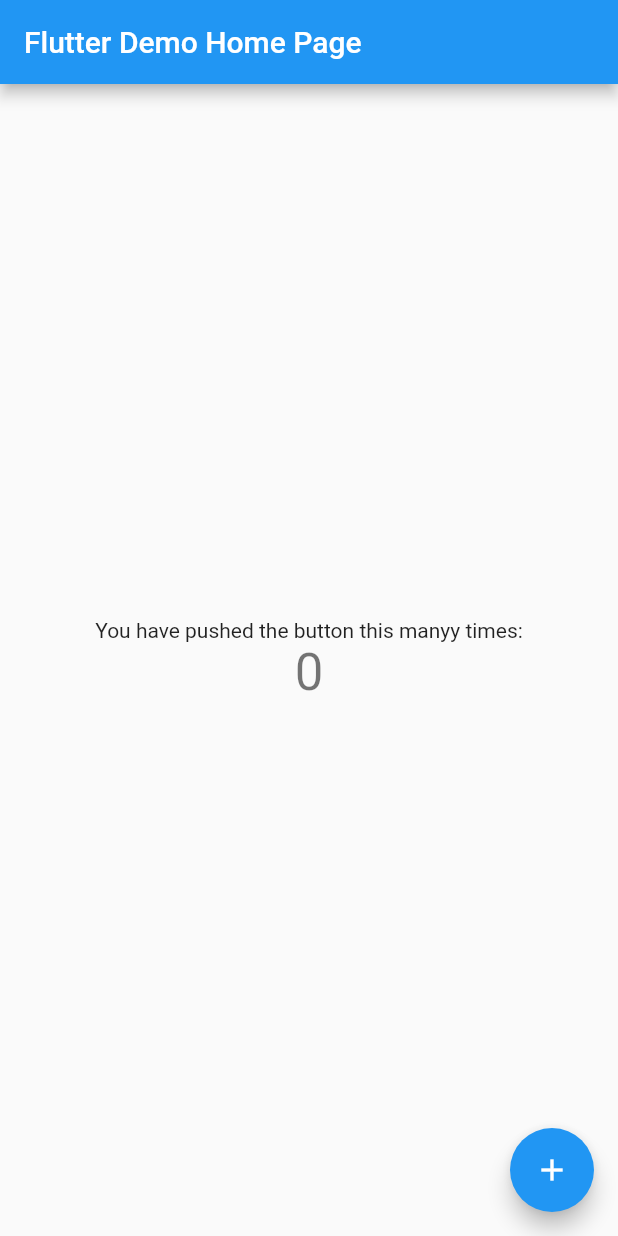
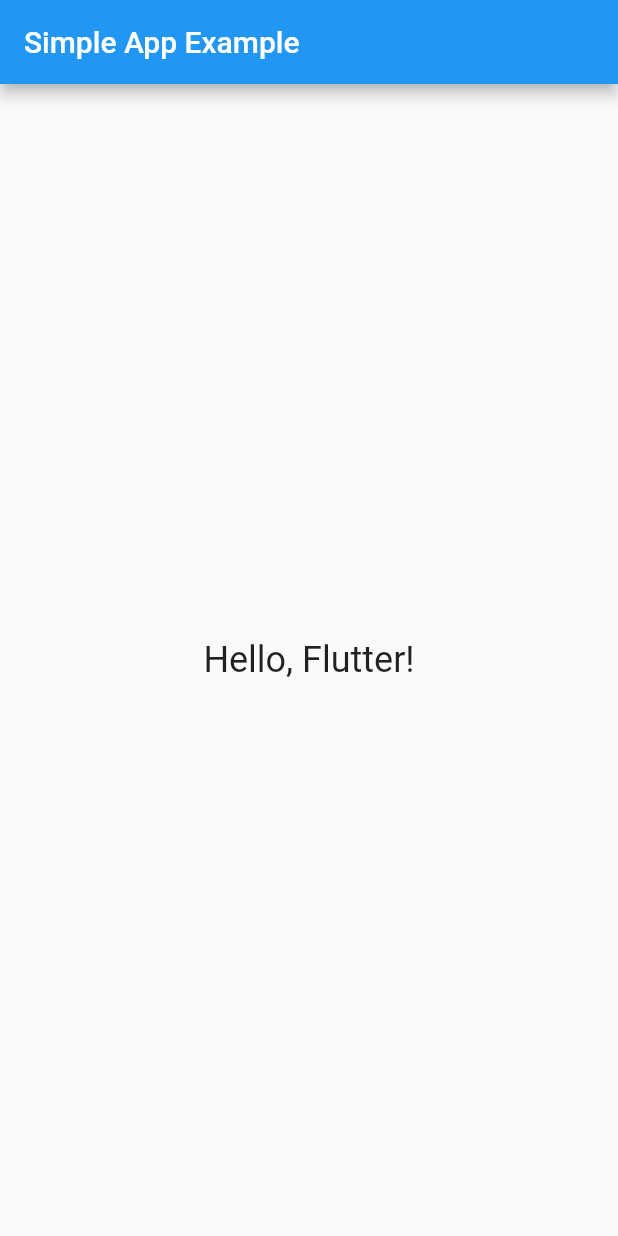
Before and after one commit to fasil712/flutter_task, a Flutter app: the screen it shows after launch, on a phone screen of 412 x 824 dp. Run offline on Flutter 3.47's test engine with Material 2 defaults, Android fonts, the phone set to English and light mode, and no system bars.

Commit message:
update commit

```diff
--- a/lib/main.dart
+++ b/lib/main.dart
@@ -7,109 +7,33 @@ void main() {
 class MyApp extends StatelessWidget {
   const MyApp({Key? key}) : super(key: key);
 
-  // This widget is the root of your application.
   @override
   Widget build(BuildContext context) {
     return MaterialApp(
-      title: 'Flutter Demo',
+      title: 'Simple Flutter App',
       theme: ThemeData(
-        // This is the theme of your application.
-        //
-        // Try running your application with "flutter run". You'll see the
-        // application has a blue toolbar. Then, without quitting the app, try
-        // changing the primarySwatch below to Colors.green and then invoke
-        // "hot reload" (press "r" in the console where you ran "flutter run",
-        // or simply save your changes to "hot reload" in a Flutter IDE).
-        // Notice that the counter didn't reset back to zero; the application
-        // is not restarted.
         primarySwatch: Colors.blue,
       ),
-      home: const MyHomePage(title: 'Flutter Demo Home Page'),
+      home: const MyHomePage(),
     );
   }
 }
 
-class MyHomePage extends StatefulWidget {
-  const MyHomePage({Key? key, required this.title}) : super(key: key);
-
-  // This widget is the home page of your application. It is stateful, meaning
-  // that it has a State object (defined below) that contains fields that affect
-  // how it looks.
-
-  // This class is the configuration for the state. It holds the values (in this
-  // case the title) provided by the parent (in this case the App widget) and
-  // used by the build method of the State. Fields in a Widget subclass are
-  // always marked "final".
-
-  final String title;
-
-  @override
-  State<MyHomePage> createState() => _MyHomePageState();
-}
-
-class _MyHomePageState extends State<MyHomePage> {
-  int _counter = 0;
-
-  void _incrementCounter() {
-    setState(() {
-      // This call to setState tells the Flutter framework that something has
-      // changed in this State, which causes it to rerun the build method below
-      // so that the display can reflect the updated values. If we changed
-      // _counter without calling setState(), then the build method would not be
-      // called again, and so nothing would appear to happen.
-      _counter++;
-    });
-  }
+class MyHomePage extends StatelessWidget {
+  const MyHomePage({Key? key}) : super(key: key);
 
   @override
   Widget build(BuildContext context) {
-    // This method is rerun every time setState is called, for instance as done
-    // by the _incrementCounter method above.
-    //
-    // The Flutter framework has been optimized to make rerunning build methods
-    // fast, so that you can just rebuild anything that needs updating rather
-    // than having to individually change instances of widgets.
     return Scaffold(
       appBar: AppBar(
-        // Here we take the value from the MyHomePage object that was created by
-        // the App.build method, and use it to set our appbar title.
-        title: Text(widget.title),
+        title: const Text('Simple App Example'),
       ),
-      body: Center(
-        // Center is a layout widget. It takes a single child and positions it
-        // in the middle of the parent.
-        child: Column(
-          // Column is also a layout widget. It takes a list of children and
-          // arranges them vertically. By default, it sizes itself to fit its
-          // children horizontally, and tries to be as tall as its parent.
-          //
-          // Invoke "debug painting" (press "p" in the console, choose the
-          // "Toggle Debug Paint" action from the Flutter Inspector in Android
-          // Studio, or the "Toggle Debug Paint" command in Visual Studio Code)
-          // to see the wireframe for each widget.
-          //
-          // Column has various properties to control how it sizes itself and
-          // how it positions its children. Here we use mainAxisAlignment to
-          // center the children vertically; the main axis here is the vertical
-          // axis because Columns are vertical (the cross axis would be
-          // horizontal).
-          mainAxisAlignment: MainAxisAlignment.center,
-          children: <Widget>[
-            const Text(
-              'You have pushed the button this manyy times:',
-            ),
-            Text(
-              '$_counter',
-              style: Theme.of(context).textTheme.headline4,
-            ),
-          ],
+      body: const Center(
+        child: Text(
+          'Hello, Flutter!',
+          style: TextStyle(fontSize: 24),
         ),
       ),
-      floatingActionButton: FloatingActionButton(
-        onPressed: _incrementCounter,
-        tooltip: 'Increment',
-        child: const Icon(Icons.add),
-      ), // This trailing comma makes auto-formatting nicer for build methods.
     );
   }
 }
--- a/pubspec.yaml
+++ b/pubspec.yaml
@@ -35,6 +35,7 @@ dependencies:
   equatable: ^2.0.3
   get_it: ^7.2.0
   shared_preferences: ^2.1.0
+  geolocator: ^7.7.0
 
   # The following adds the Cupertino Icons font to your application.
   # Use with the CupertinoIcons class for iOS style icons.
```
Also changed, not shown: lib/core/models/user_model.dart (deleted), lib/core/services/authentication_service.dart (deleted), lib/core/services/location_service.dart (deleted), lib/features/authentication/bloc/authentication_bloc.dart (deleted), lib/features/authentication/bloc/authentication_events.dart (deleted), lib/features/authentication/bloc/authentication_states.dart (deleted), lib/features/home/bloc/home_bloc.dart (deleted), lib/features/home/bloc/home_events.dart (deleted), lib/features/home/bloc/home_states.dart (deleted), lib/features/home/widgets/home_page.dart (deleted), lib/locator.dart (deleted), lib/routes.dart (deleted), lib/shared/widgets/custom_button.dart (deleted), lib/shared/widgets/input_field.dart (deleted), 1 more files, 1 other file.
